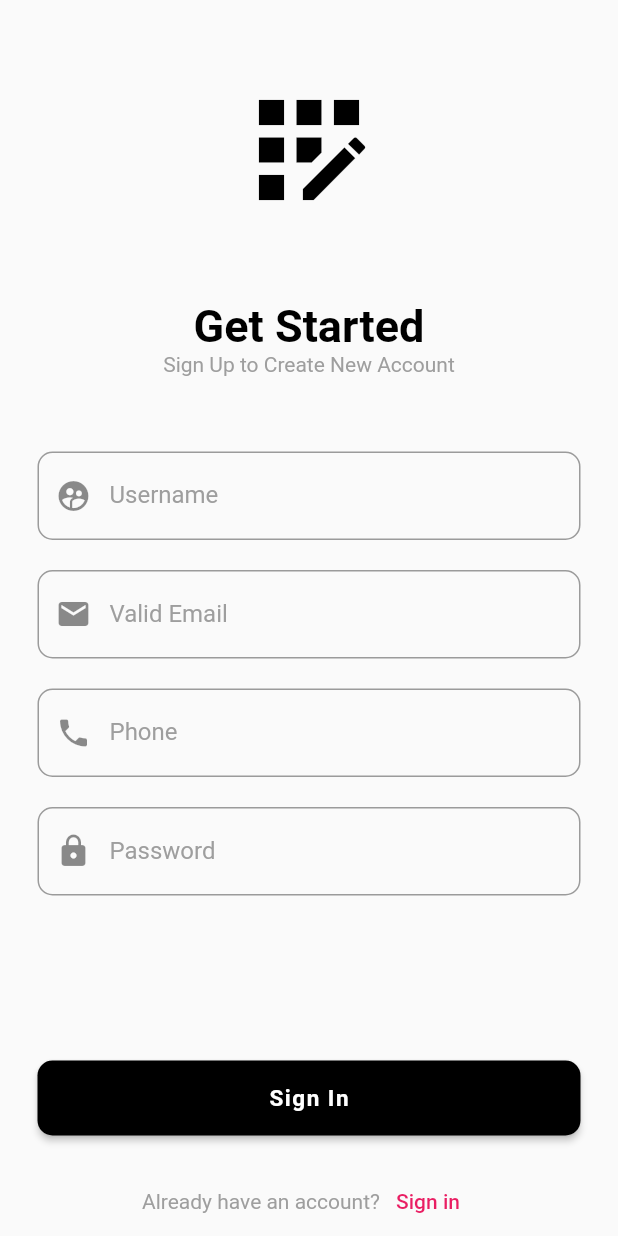
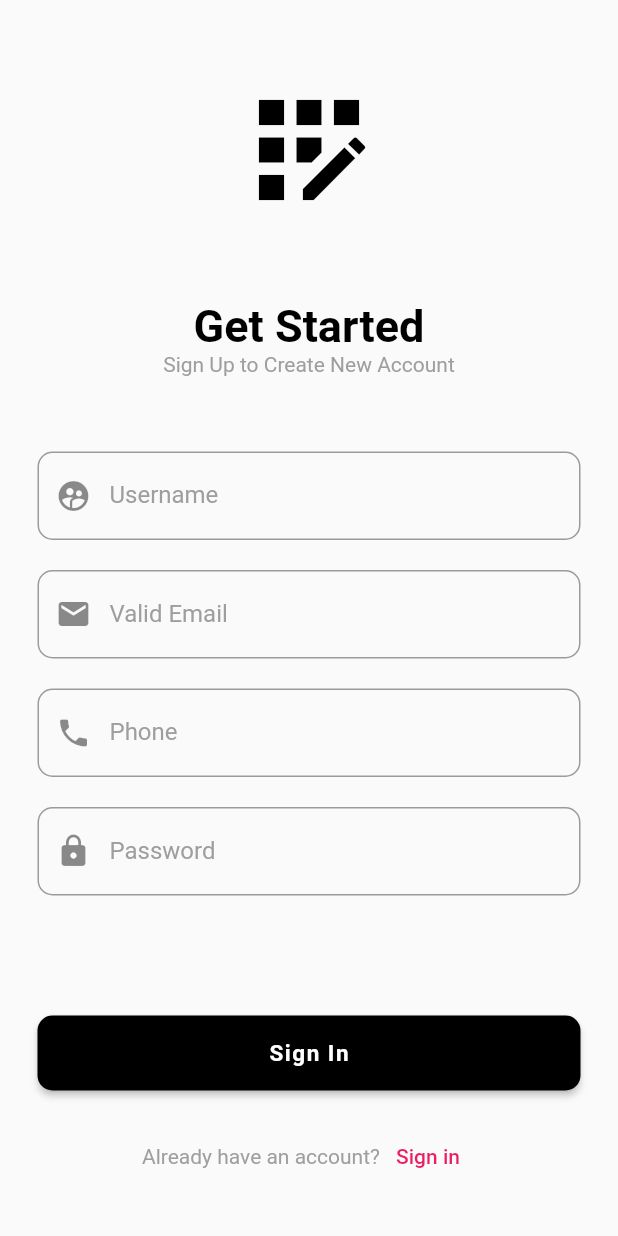
Before and after one commit to yusrilprayoga-code/Login-Ui-with-Flutter, a Flutter app: the screen it shows after launch, after a tap on "Sign Up", on a phone screen of 412 x 824 dp. Run offline on Flutter 3.47's test engine with Material 2 defaults, Android fonts, the phone set to English and light mode, and no system bars; our stand-ins replace sign_in_button; Roboto replaces fonts that are missing (Poppins).

Commit message:
new commit

```diff
--- a/lib/pages/login_page.dart
+++ b/lib/pages/login_page.dart
@@ -28,7 +28,7 @@ class _MyLoginPageState extends State<MyLoginPage> {
               child: Column(
                 children: [
                   SizedBox(
-                    height: 50,
+                    height: 20,
                   ),
                   Icon(
                     Icons.auto_awesome_mosaic,
@@ -36,7 +36,7 @@ class _MyLoginPageState extends State<MyLoginPage> {
                     size: 100,
                   ),
                   SizedBox(
-                    height: 50,
+                    height: 30,
                   ),
 
                   //Welcome Back
@@ -54,7 +54,7 @@ class _MyLoginPageState extends State<MyLoginPage> {
                   ),
 
                   SizedBox(
-                    height: 50,
+                    height: 20,
                   ),
 
                   //Email Field
@@ -159,7 +159,7 @@ class _MyLoginPageState extends State<MyLoginPage> {
 
                   //sign in button
                   SizedBox(
-                    height: 50,
+                    height: 35,
                   ),
                   Container(
                     width: double.infinity,
@@ -210,7 +210,7 @@ class _MyLoginPageState extends State<MyLoginPage> {
                   ),
 
                   const SizedBox(
-                    height: 20,
+                    height: 15,
                   ),
                   Row(
                     mainAxisAlignment: MainAxisAlignment.center,
@@ -243,7 +243,7 @@ class _MyLoginPageState extends State<MyLoginPage> {
                   ),
 
                   const SizedBox(
-                    height: 50,
+                    height: 35,
                   ),
                   Row(
                     children: [
@@ -271,7 +271,7 @@ class _MyLoginPageState extends State<MyLoginPage> {
 
                   //google and facebook sign in
                   SizedBox(
-                    height: 50,
+                    height: 35,
                   ),
                   SignInButtonBuilder(
                     text: 'Get going with Email',
@@ -284,7 +284,7 @@ class _MyLoginPageState extends State<MyLoginPage> {
                     height: 45,
                   ),
                   SizedBox(
-                    height: 25,
+                    height: 15,
                   ),
                   SignInButton(
                     Buttons.google,
--- a/lib/pages/register_page.dart
+++ b/lib/pages/register_page.dart
@@ -1,5 +1,4 @@
 import 'package:flutter/material.dart';
-import 'package:tugaspam/pages/home_page.dart';
 
 class MyRegisterPage extends StatefulWidget {
   const MyRegisterPage({super.key});
@@ -141,7 +140,7 @@ class _MyRegisterPageState extends State<MyRegisterPage> {
 
                   //sign in button
                   SizedBox(
-                    height: 100,
+                    height: 70,
                   ),
                   Container(
                     width: double.infinity,
```
